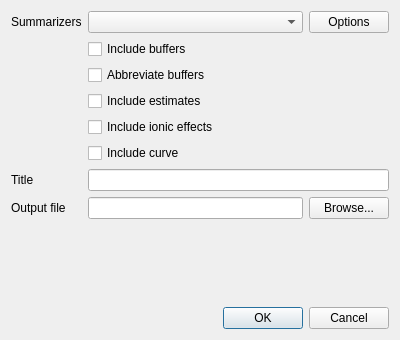
Above: src/ui/summarizedialog.ui from echmet/AnglerFish before the change. Below: the same form after it.
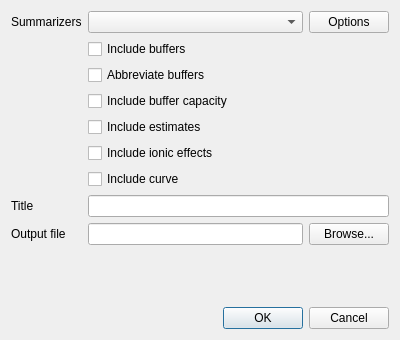
That is the form after the change.

Commit message: Add option to include buffer capacity in summary

The edit to the form file:
```diff
--- a/src/ui/summarizedialog.ui
+++ b/src/ui/summarizedialog.ui
@@ -61,45 +61,45 @@
        </property>
       </widget>
      </item>
-     <item row="3" column="1">
+     <item row="4" column="1">
       <widget class="QCheckBox" name="qcb_includeEstimates">
        <property name="text">
         <string>Include estimates</string>
        </property>
       </widget>
      </item>
-     <item row="4" column="1">
+     <item row="5" column="1">
       <widget class="QCheckBox" name="qcb_includeIonicEffects">
        <property name="text">
         <string>Include ionic effects</string>
        </property>
       </widget>
      </item>
-     <item row="5" column="1">
+     <item row="6" column="1">
       <widget class="QCheckBox" name="qcb_includeCurve">
        <property name="text">
         <string>Include curve</string>
        </property>
       </widget>
      </item>
-     <item row="6" column="0">
+     <item row="7" column="0">
       <widget class="QLabel" name="ql_title">
        <property name="text">
         <string>Title</string>
        </property>
       </widget>
      </item>
-     <item row="6" column="1">
+     <item row="7" column="1">
       <widget class="QLineEdit" name="qle_title"/>
      </item>
-     <item row="7" column="0">
+     <item row="8" column="0">
       <widget class="QLabel" name="ql_outputFile">
        <property name="text">
         <string>Output file</string>
        </property>
       </widget>
      </item>
-     <item row="7" column="1">
+     <item row="8" column="1">
       <layout class="QHBoxLayout" name="horizontalLayout_2">
        <item>
         <widget class="QLineEdit" name="qle_outputFile"/>
@@ -113,6 +113,13 @@
        </item>
       </layout>
      </item>
+     <item row="3" column="1">
+      <widget class="QCheckBox" name="qcb_includeBufferCapacity">
+       <property name="text">
+        <string>Include buffer capacity</string>
+       </property>
+      </widget>
+     </item>
     </layout>
    </item>
    <item>
```
The commit also changes 4 other files.
